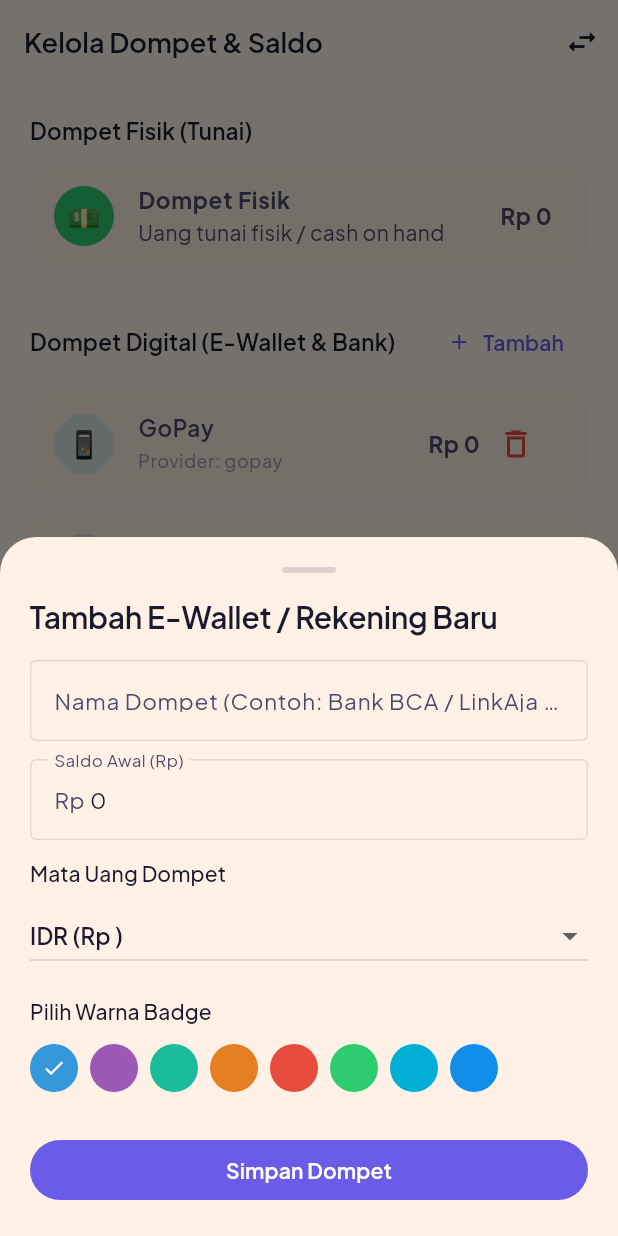
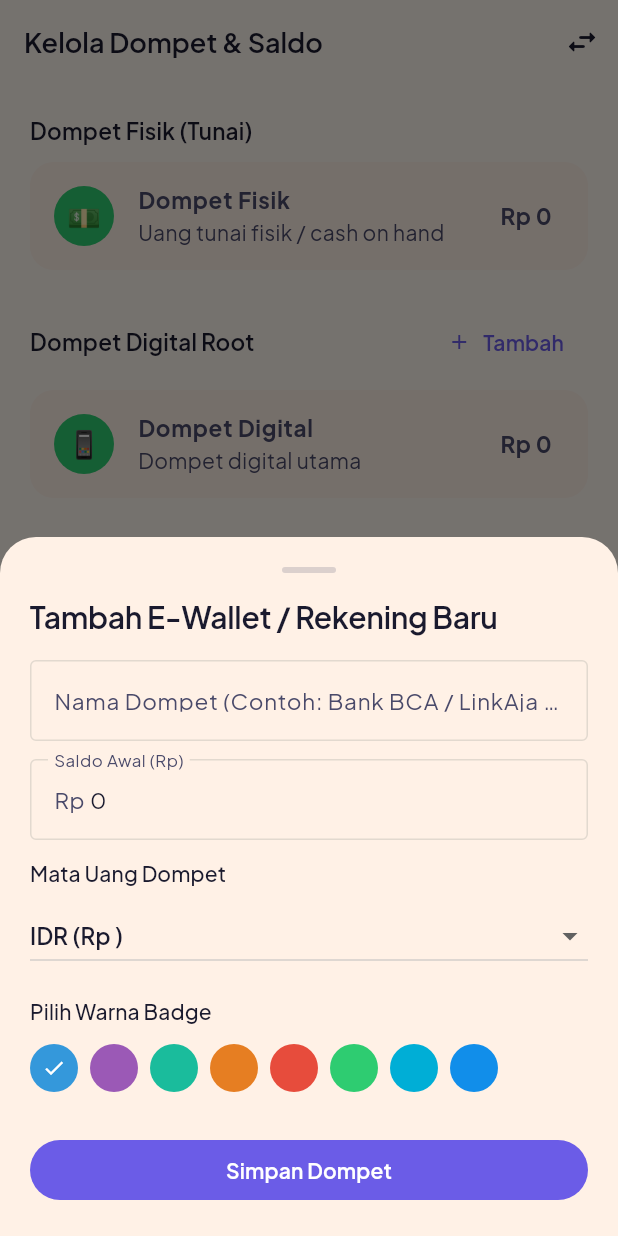
Before and after one commit to NaufalSaputraa/Sakuin, a Flutter app: the WalletsScreen screen opened by its route, after a tap on "Tambah", on a phone screen of 412 x 824 dp. Run offline on Flutter 3.47's test engine with Material 3 defaults, Android fonts, the phone set to English and light mode, and no system bars; our stand-ins replace dio, drift, drift_flutter, easy_localization, file_picker, fl_chart and 8 more; missing offline and left inert: google_mlkit_text_recognition, home_widget, litertlm, number_flow_flutter, quick_actions, receive_sharing_intent; accounts and stored records are empty; generated files the repository leaves out were written again; statements that could not run were skipped.

Commit message:
fix(onboarding+wallet): Lane A — 000 separator, Tunai/Digital only, kelola dompet, transfer
- Onboarding: init controller pakai RupiahFormatter.formatWithoutSymbol (100.000/50.000), ThousandsSeparatorInputFormatter di TextField, parse handle '.' di _completeOnboarding
- DB: _seedInitialData comment 4 sub-wallet (GoPay/OVO/Dana/ShopeePay), hanya seed Fisik+Digital root, fix unused digitalRootId
- Wallets: tambah Digital Root section + sub-dompet empty state, FAB Transfer foregroundColor onPrimary, fix missing ]; syntax
- CurrencyFormatter: tambah formatWithoutSymbol untuk prefix handling
- analyze 0, tests 49

```diff
--- a/lib/core/database/app_database.dart
+++ b/lib/core/database/app_database.dart
@@ -63,7 +63,7 @@ class AppDatabase extends _$AppDatabase {
       ),
     );
 
-    final digitalRootId = await into(wallets).insert(
+    await into(wallets).insert(
       WalletsCompanion.insert(
         name: 'Dompet Digital',
         walletType: 'digital',
@@ -73,54 +73,54 @@ class AppDatabase extends _$AppDatabase {
       ),
     );
 
-    // 2. Seed Default Sub-Wallets under Digital Root
-    await into(wallets).insert(
-      WalletsCompanion.insert(
-        name: 'GoPay',
-        walletType: 'digital',
-        parentId: Value(digitalRootId),
-        provider: const Value('gopay'),
-        currency: const Value('IDR'),
-        icon: const Value('📱'),
-        color: const Value('#00AED6'),
-      ),
-    );
-
-    await into(wallets).insert(
-      WalletsCompanion.insert(
-        name: 'OVO',
-        walletType: 'digital',
-        parentId: Value(digitalRootId),
-        provider: const Value('ovo'),
-        currency: const Value('IDR'),
-        icon: const Value('📱'),
-        color: const Value('#4C2A86'),
-      ),
-    );
-
-    await into(wallets).insert(
-      WalletsCompanion.insert(
-        name: 'Dana',
-        walletType: 'digital',
-        parentId: Value(digitalRootId),
-        provider: const Value('dana'),
-        currency: const Value('IDR'),
-        icon: const Value('📱'),
-        color: const Value('#118EEA'),
-      ),
-    );
-
-    await into(wallets).insert(
-      WalletsCompanion.insert(
-        name: 'ShopeePay',
-        walletType: 'digital',
-        parentId: Value(digitalRootId),
-        provider: const Value('shopeepay'),
-        currency: const Value('IDR'),
-        icon: const Value('📱'),
-        color: const Value('#EE4D2D'),
-      ),
-    );
+    // 2. Seed Default Sub-Wallets under Digital Root (commented out - optional)
+    // await into(wallets).insert(
+    //   WalletsCompanion.insert(
+    //     name: 'GoPay',
+    //     walletType: 'digital',
+    //     parentId: Value(digitalRootId),
+    //     provider: const Value('gopay'),
+    //     currency: const Value('IDR'),
+    //     icon: const Value('📱'),
+    //     color: const Value('#00AED6'),
+    //   ),
+    // );
+    //
+    // await into(wallets).insert(
+    //   WalletsCompanion.insert(
+    //     name: 'OVO',
+    //     walletType: 'digital',
+    //     parentId: Value(digitalRootId),
+    //     provider: const Value('ovo'),
+    //     currency: const Value('IDR'),
+    //     icon: const Value('📱'),
+    //     color: const Value('#4C2A86'),
+    //   ),
+    // );
+    //
+    // await into(wallets).insert(
+    //   WalletsCompanion.insert(
+    //     name: 'Dana',
+    //     walletType: 'digital',
+    //     parentId: Value(digitalRootId),
+    //     provider: const Value('dana'),
+    //     currency: const Value('IDR'),
+    //     icon: const Value('📱'),
+    //     color: const Value('#118EEA'),
+    //   ),
+    // );
+    //
+    // await into(wallets).insert(
+    //   WalletsCompanion.insert(
+    //     name: 'ShopeePay',
+    //     walletType: 'digital',
+    //     parentId: Value(digitalRootId),
+    //     provider: const Value('shopeepay'),
+    //     currency: const Value('IDR'),
+    //     icon: const Value('📱'),
+    //     color: const Value('#EE4D2D'),
+    //   ),
+    // );
 
     // 3. Seed Default Categories
     for (final item in CategoryDefaults.defaults) {
--- a/lib/core/utils/currency_formatter.dart
+++ b/lib/core/utils/currency_formatter.dart
@@ -92,6 +92,12 @@ class RupiahFormatter {
     }
   }
 
+  /// Formats amount without the "Rp" symbol prefix.
+  /// e.g., 100000 → "100.000", 50000 → "50.000"
+  static String formatWithoutSymbol(double amount) {
+    return format(amount, showSymbol: false);
+  }
+
   /// Compact representation: "50 rb", "1,5 jt" (Indonesian locale comma decimal)
   static String compact(double amount) {
     if (amount >= 1000000000) {
--- a/lib/features/wallets/presentation/wallets_screen.dart
+++ b/lib/features/wallets/presentation/wallets_screen.dart
@@ -495,12 +495,12 @@ class _WalletsScreenState extends ConsumerState<WalletsScreen> {
       ),
       const SizedBox(height: 24),
 
-      // 2. Dompet Digital Section
+      // 2. Dompet Digital Root Section - balance mirroring fisik
       Row(
         mainAxisAlignment: MainAxisAlignment.spaceBetween,
         children: [
           Text(
-            'Dompet Digital (E-Wallet & Bank)',
+            'Dompet Digital Root',
             style: theme.textTheme.titleMedium,
           ),
           TextButton.icon(
@@ -515,13 +515,64 @@ class _WalletsScreenState extends ConsumerState<WalletsScreen> {
       ),
       const SizedBox(height: 8),
 
+      digitalRootAsync.when(
+        data: (rootWallet) {
+          if (rootWallet == null) return const SizedBox.shrink();
+          return Card(
+            child: ListTile(
+              leading: CircleAvatar(
+                backgroundColor: theme.brightness == Brightness.dark
+                    ? SakuinColors.darkIncome
+                    : SakuinColors.lightIncome,
+                child: const Text('📱', style: TextStyle(fontSize: 18)),
+              ),
+              title: Text(
+                rootWallet.name,
+                style: const TextStyle(fontWeight: FontWeight.bold),
+              ),
+              subtitle: const Text('Dompet digital utama'),
+              trailing: Text(
+                RupiahFormatter.format(rootWallet.balance),
+                style: const TextStyle(
+                  fontWeight: FontWeight.bold,
+                  fontSize: 15,
+                ),
+              ),
+              onTap: () => _showAdjustBalanceDialog(context, rootWallet),
+            ),
+          );
+        },
+        loading: () => const Center(child: CircularProgressIndicator()),
+        error: (e, _) => Text('Error: $e'),
+      ),
+      const SizedBox(height: 24),
+
+      // 3. Sub-Wallets Section
+      Row(
+        mainAxisAlignment: MainAxisAlignment.spaceBetween,
+        children: [
+          Text(
+            'Sub-Dompet',
+            style: theme.textTheme.titleMedium,
+          ),
+          TextButton.icon(
+            onPressed: () {
+              final root = digitalRootAsync.asData?.value;
+              _showAddWalletSheet(context, root?.id);
+            },
+            icon: const Icon(Icons.add, size: 16),
+            label: const Text('Tambah'),
+          ),
+        ],
+      ),
+      const SizedBox(height: 8),
       subWalletsAsync.when(
         data: (subWallets) {
           if (subWallets.isEmpty) {
             return const Card(
               child: Padding(
                 padding: EdgeInsets.all(16),
-                child: Text('Belum ada e-wallet terdaftar'),
+                child: Text('Belum ada sub-dompet, tambah manual'),
               ),
             );
           }
@@ -605,6 +656,8 @@ class _WalletsScreenState extends ConsumerState<WalletsScreen> {
         },
         icon: const Icon(Icons.swap_horiz_rounded),
         label: const Text('Transfer Saldo'),
+        backgroundColor: theme.colorScheme.primary,
+        foregroundColor: theme.colorScheme.onPrimary,
       ),
     );
   }
```
Also changed, not shown: lib/core/utils/thousands_separator_formatter.dart (added, +47 -0 lines), lib/features/onboarding/presentation/onboarding_screen.dart (+10 -4 lines).
